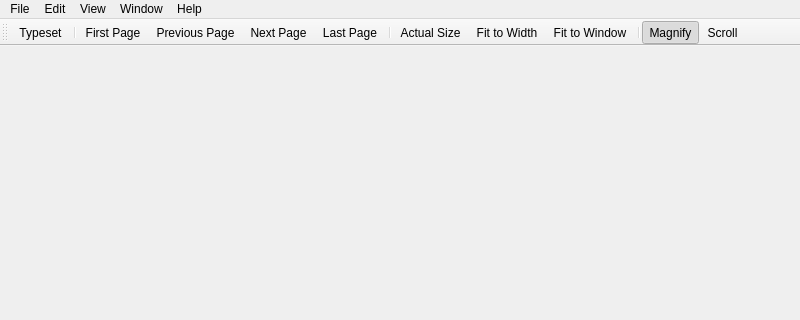
Above: PDFDocument.ui from svn2github/texstudio-trunk before the change; both pictures show x 0 to 800 and y 0 to 320 of the 800 by 600 pixel window. Below: the same form after it.
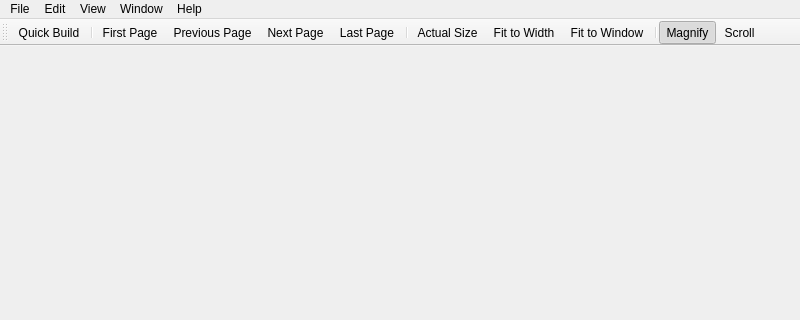
That is the form after the change. Icons and pictures are not drawn.

What changed in the file:
```diff
--- a/PDFDocument.ui
+++ b/PDFDocument.ui
@@ -465,7 +465,10 @@
      <normaloff>:/images/images/runtool.png</normaloff>:/images/images/runtool.png</iconset>
    </property>
    <property name="text">
-    <string>Typeset</string>
+    <string>Quick Build</string>
+   </property>
+   <property name="iconText">
+    <string>Quick Build</string>
    </property>
    <property name="shortcut">
     <string comment="action">Ctrl+T</string>
```
Left out of the diff: 23 changed lines with no effect on the pictures.
